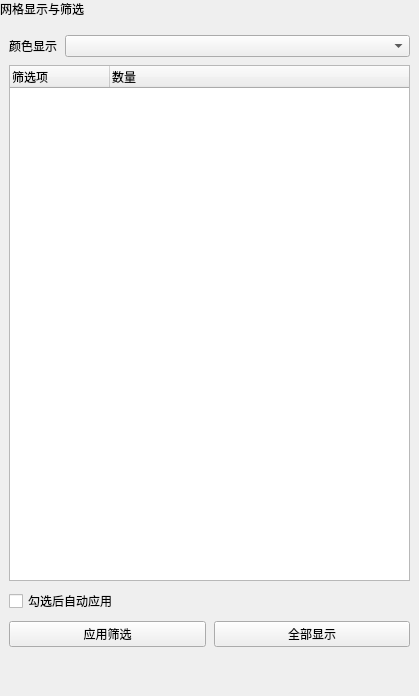
Above: plugins/Base_Mesh/GridEditingWidget.ui from asd977/base_cae before the change. Below: the same form after it.
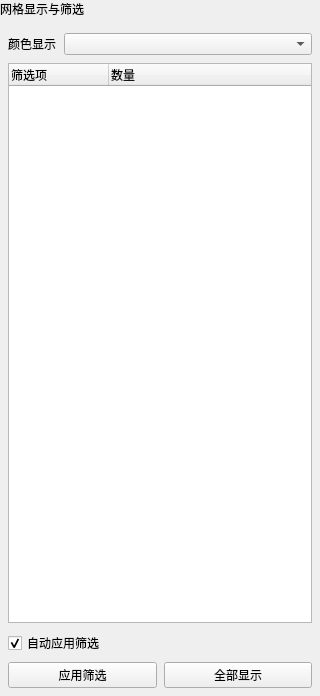
That is the form after the change.

The edit to the form file:
```diff
--- a/plugins/Base_Mesh/GridEditingWidget.ui
+++ b/plugins/Base_Mesh/GridEditingWidget.ui
@@ -6,7 +6,7 @@
    <rect>
     <x>0</x>
     <y>0</y>
-    <width>419</width>
+    <width>320</width>
     <height>696</height>
    </rect>
   </property>
@@ -48,19 +48,19 @@
    <item>
     <layout class="QVBoxLayout" name="contentLayout">
      <property name="leftMargin">
-      <number>9</number>
+     <number>8</number>
      </property>
      <property name="topMargin">
-      <number>9</number>
+     <number>7</number>
      </property>
      <property name="rightMargin">
-      <number>9</number>
+     <number>8</number>
      </property>
      <property name="bottomMargin">
-      <number>9</number>
+     <number>8</number>
      </property>
      <property name="spacing">
-      <number>6</number>
+     <number>8</number>
      </property>
      <item>
       <widget class="QWidget" name="widgetDisplayControl" native="true">
@@ -87,7 +87,10 @@
          <number>0</number>
         </property>
         <item>
-         <layout class="QGridLayout" name="gridLayoutColorMode">
+         <layout class="QGridLayout" name="gridLayoutColorMode" columnstretch="0,1">
+          <property name="horizontalSpacing">
+           <number>8</number>
+          </property>
           <item row="0" column="0">
            <widget class="QLabel" name="labelColorMode">
             <property name="sizePolicy">
@@ -127,12 +130,21 @@
         </item>
         <item>
          <widget class="QTreeWidget" name="treeWidgetFilterValues">
+          <property name="sizePolicy">
+           <sizepolicy hsizetype="Expanding" vsizetype="Expanding">
+            <horstretch>1</horstretch>
+            <verstretch>1</verstretch>
+           </sizepolicy>
+          </property>
           <property name="minimumSize">
            <size>
             <width>0</width>
-            <height>260</height>
+            <height>180</height>
            </size>
           </property>
+          <property name="horizontalScrollBarPolicy">
+           <enum>Qt::ScrollBarAlwaysOff</enum>
+          </property>
           <property name="alternatingRowColors">
            <bool>true</bool>
           </property>
@@ -159,15 +171,18 @@
         </item>
         <item>
          <layout class="QVBoxLayout" name="horizontalLayoutOptions">
+          <property name="spacing">
+           <number>7</number>
+          </property>
           <item>
            <layout class="QHBoxLayout" name="optRow1">
             <item>
              <widget class="QCheckBox" name="checkBoxAutoApply">
               <property name="text">
-               <string>勾选后自动应用</string>
+               <string>自动应用筛选</string>
               </property>
               <property name="checked">
-               <bool>false</bool>
+               <bool>true</bool>
               </property>
              </widget>
             </item>
@@ -202,6 +217,15 @@
            <layout class="QHBoxLayout" name="optRow2">
             <item>
              <widget class="QPushButton" name="pushButtonApplyFilter">
+              <property name="sizePolicy">
+               <sizepolicy hsizetype="Expanding" vsizetype="Fixed">
+                <horstretch>1</horstretch>
+                <verstretch>0</verstretch>
+               </sizepolicy>
+              </property>
+              <property name="primary" stdset="0">
+               <bool>true</bool>
+              </property>
               <property name="text">
                <string>应用筛选</string>
               </property>
@@ -209,6 +233,12 @@
             </item>
             <item>
              <widget class="QPushButton" name="pushButtonResetFilter">
+              <property name="sizePolicy">
+               <sizepolicy hsizetype="Expanding" vsizetype="Fixed">
+                <horstretch>1</horstretch>
+                <verstretch>0</verstretch>
+               </sizepolicy>
+              </property>
               <property name="text">
                <string>全部显示</string>
               </property>
@@ -245,22 +275,6 @@
        </layout>
       </widget>
      </item>
-     <item>
-      <spacer name="verticalSpacer">
-       <property name="orientation">
-        <enum>Qt::Vertical</enum>
-       </property>
-       <property name="sizeType">
-        <enum>QSizePolicy::Preferred</enum>
-       </property>
-       <property name="sizeHint" stdset="0">
-        <size>
-         <width>20</width>
-         <height>40</height>
-        </size>
-       </property>
-      </spacer>
-     </item>
     </layout>
    </item>
   </layout>
```
